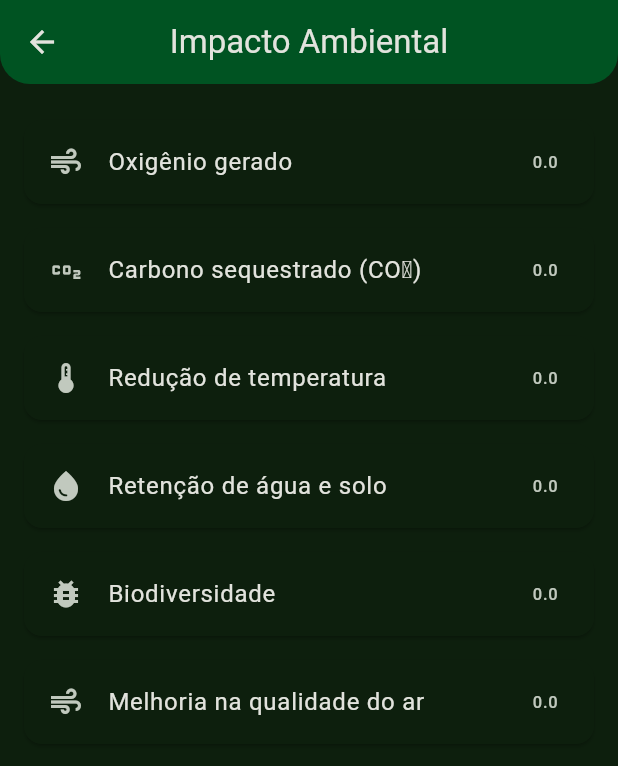
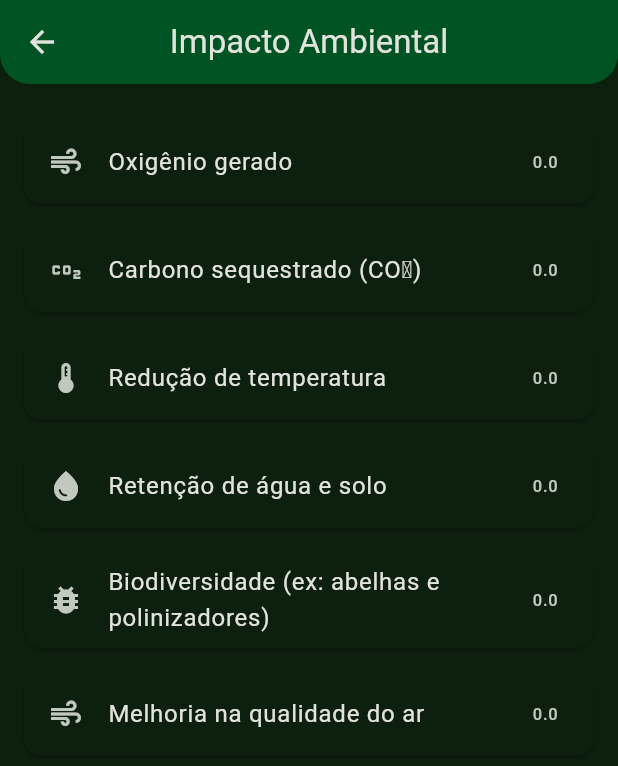
Before and after one commit to lucas3g/school_planting, a Flutter app: the ImpactPage screen opened directly, on a phone screen of 412 x 824 dp. Shown: the top 766 px of the screen. Run offline on Flutter 3.47's test engine with Material 3 defaults, Android fonts, the phone set to English and light mode, and no system bars; our stand-ins replace cached_network_image, dio, dotted_border, firebase_core, flutter_bloc, geolocator and 9 more; missing offline and left inert: google_sign_in_platform_interface, super_sliver_list; accounts and stored records are empty.

Commit message:
fix: corrigir textos de exibição na página de impacto

```diff
--- a/lib/modules/impact/presentation/impact_page.dart
+++ b/lib/modules/impact/presentation/impact_page.dart
@@ -61,27 +61,27 @@ class _ImpactPageState extends State<ImpactPage> {
                 child: Column(
                   children: [
                     _buildItem(
-                      'Oxig\u00eanio gerado',
+                      'Oxigênio gerado',
                       m.oxygen.toStringAsFixed(1),
                       Icons.air,
                     ),
                     _buildItem(
-                      'Carbono sequestrado (CO\u2082)',
+                      'Carbono sequestrado (CO₂)',
                       m.carbon.toStringAsFixed(1),
                       Icons.co2,
                     ),
                     _buildItem(
-                      'Redu\u00e7\u00e3o de temperatura',
+                      'Redução de temperatura',
                       m.temperature.toStringAsFixed(1),
                       Icons.thermostat,
                     ),
                     _buildItem(
-                      'Reten\u00e7\u00e3o de \u00e1gua e solo',
+                      'Retenção de água e solo',
                       m.water.toStringAsFixed(1),
                       Icons.water_drop,
                     ),
                     _buildItem(
-                      'Biodiversidade',
+                      'Biodiversidade (ex: abelhas e polinizadores)',
                       m.biodiversity.toStringAsFixed(1),
                       Icons.bug_report,
                     ),
```
